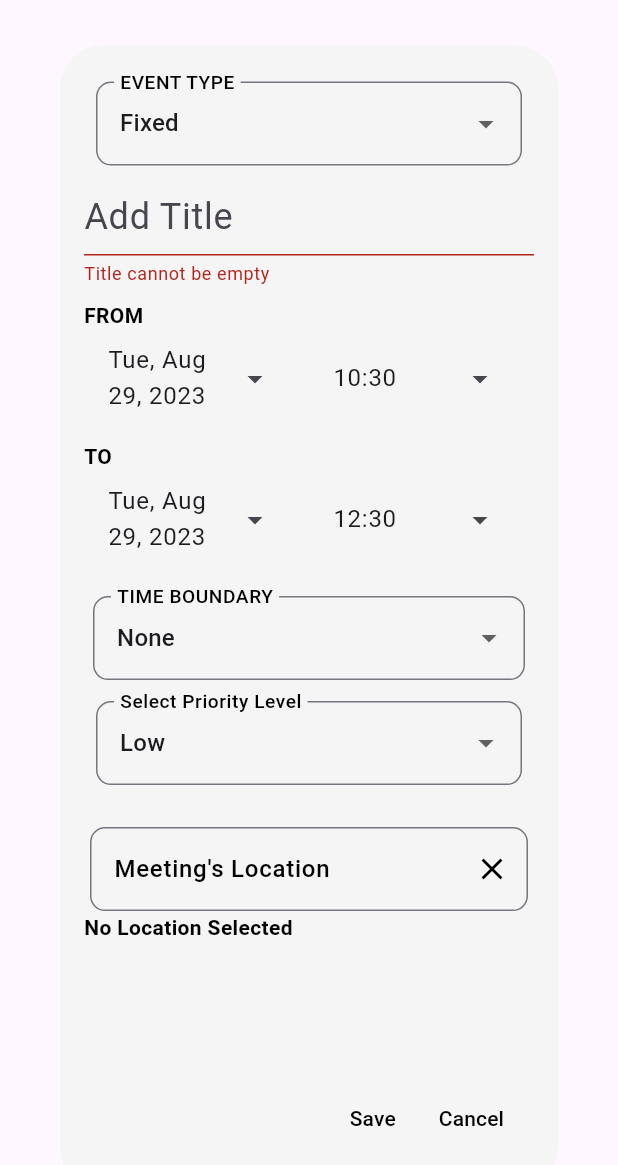
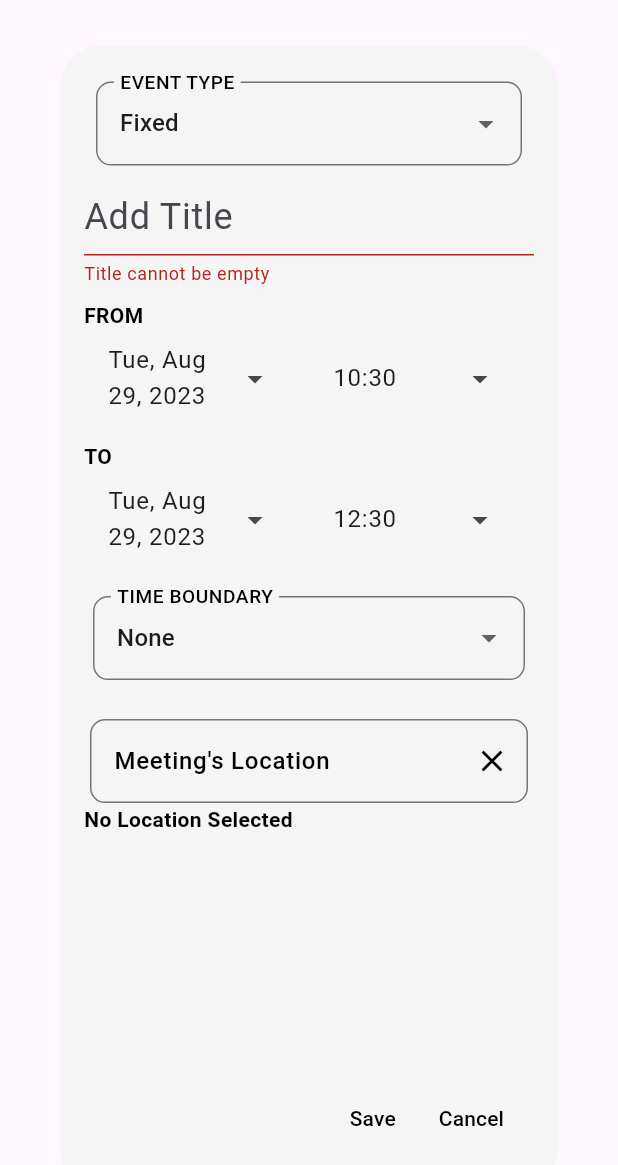
Before and after one commit to COS301-SE-2023/Koja, a Flutter app: the EventEditing widget shown alone on an empty page, opened directly, after a tap on "Save", on a phone screen of 412 x 824 dp. Shown: the top 1165 px of the screen. Run offline on Flutter 3.47's test engine with Material 2 defaults, Android fonts, the phone set to English and light mode, and no system bars; our stand-ins replace animated_splash_screen, flutter_dotenv, flutter_slidable, geolocator, google_fonts, icons_plus and 4 more; missing offline and left inert: fl_location, flutter_web_auth_2, syncfusion_flutter_core; Roboto replaces fonts that are missing (Railway); project files that could hold a hidden picture were left out.

```diff
--- a/client/lib/widgets/event_editing_widget.dart
+++ b/client/lib/widgets/event_editing_widget.dart
@@ -159,7 +159,7 @@ class EventEditingState extends State<EventEditing> {
                 child: Text('Cancel')),
             if (selectedEventType == 'Dynamic' &&
                 widget.event != null &&
-                fromDate.isAfter(DateTime.now()))
+                DateTime.now().isAfter(fromDate))
               TextButton(
                   onPressed: () {
                     needsReschedule = true;
@@ -200,8 +200,8 @@ class EventEditingState extends State<EventEditing> {
                     : buildDateTimePickers(),
                 const SizedBox(height: 8),
                 ChooseCategory(onCategorySelected: updateCategory),
-                //if (selectedEventType == 'Dynamic')
-                ChoosePriority(onPrioritySelected: updatePriority),
+                if (selectedEventType == 'Dynamic')
+                  ChoosePriority(onPrioritySelected: updatePriority),
                 // ChooseColor(onColorSelected: updateColor),
                 //ChooseRecurrence(onRecurrenceSelected: updateRecurrence),
                 location(),
@@ -614,7 +614,8 @@ class EventEditingState extends State<EventEditing> {
                   : selectedPriority == "Medium"
                       ? 2
                       : 3) &&
-          existingEvent.backgroundColor == selectedColor;
+          existingEvent.backgroundColor == selectedColor
+          && needsReschedule == false;
     });
 
     if (_formKey.currentState!.validate() && titleController.text.isNotEmpty) {
@@ -623,6 +624,7 @@ class EventEditingState extends State<EventEditing> {
           content: Text('Event already exists!'),
         );
         ScaffoldMessenger.of(context).showSnackBar(snackBar);
+        Navigator.of(context).pop();
       } else {
         isValid = true;
       }
@@ -836,6 +838,7 @@ class EventEditingState extends State<EventEditing> {
             ),
           );
           ScaffoldMessenger.of(context).showSnackBar(snackBar);
+          Navigator.of(context).pop();
         }
       } else {
         // if(needsReschedule) {
@@ -845,11 +848,10 @@ class EventEditingState extends State<EventEditing> {
         //   var response = await serviceProvider.updateEvent(event);
         // }
 
-
         var response = await getUpdateResponse();
 
         if (response) {
-          eventProvider.updateEvent(event);
+          // eventProvider.updateEvent(event);
           var snackBar = SnackBar(
             content: Center(
               child: Text('Event Updated!',
@@ -867,21 +869,20 @@ class EventEditingState extends State<EventEditing> {
             ),
           );
           ScaffoldMessenger.of(context).showSnackBar(snackBar);
+          Navigator.of(context).pop();
           needsReschedule = false;
         }
       }
     }
   }
 
-  Future<bool> getUpdateResponse() async
-  {
-    if(needsReschedule)
-    {
-      return await Provider.of<ServiceProvider>(context, listen: false).rescheduleEvent(widget.event!);
-    }
-    else
-    {
-      return await Provider.of<ServiceProvider>(context, listen: false).updateEvent(widget.event!);
+  Future<bool> getUpdateResponse() async {
+    if (needsReschedule) {
+      return await Provider.of<ServiceProvider>(context, listen: false)
+          .rescheduleEvent(widget.event!);
+    } else {
+      return await Provider.of<ServiceProvider>(context, listen: false)
+          .updateEvent(widget.event!);
     }
   }
 
```
